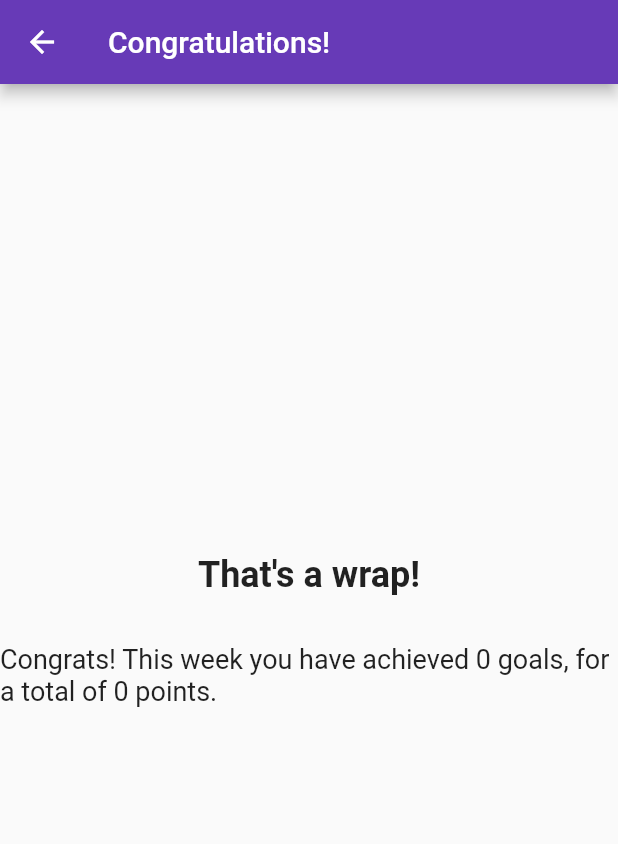
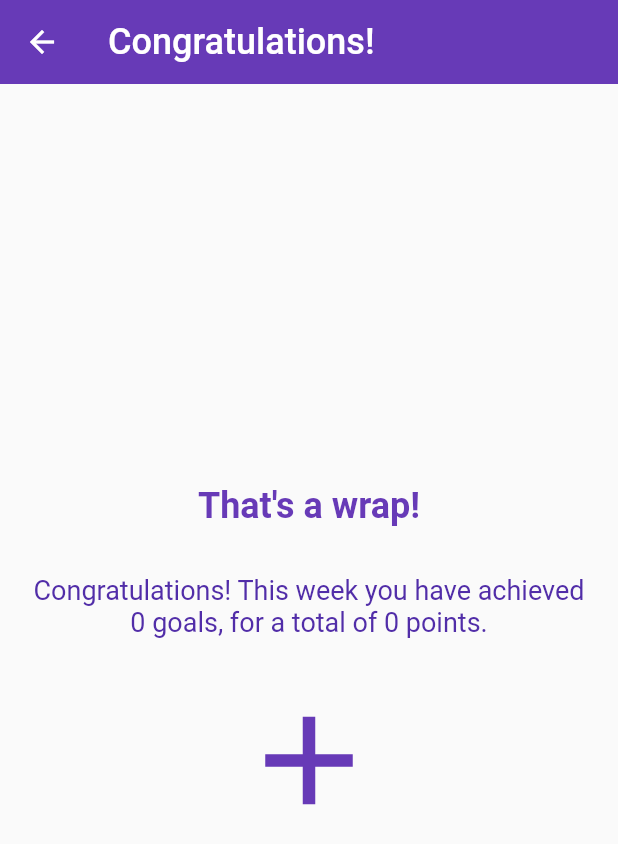
Before and after one commit to rishav-c1/drp31, a Flutter app: the WeeklyRecapPage screen opened directly, on a phone screen of 412 x 824 dp. Shown: the top 844 px of the screen. Run offline on Flutter 3.47's test engine with Material 2 defaults, Android fonts, the phone set to English and light mode, and no system bars; our stand-ins replace cloud_firestore, firebase_core; missing offline and left inert: dart:ffi; accounts and stored records are empty.

Commit message:
style: beautify weekly recap and remove confetti

```diff
--- a/lib/weeklyRecap.dart
+++ b/lib/weeklyRecap.dart
@@ -1,4 +1,3 @@
-import 'package:confetti/confetti.dart';
 import 'package:flutter/material.dart';
 import 'package:cloud_firestore/cloud_firestore.dart';
 
@@ -12,15 +11,15 @@ class WeeklyRecapPage extends StatefulWidget {
   State<WeeklyRecapPage> createState() => _WeeklyRecapPage();
 }
 
-class _WeeklyRecapPage extends State<WeeklyRecapPage> {
+class _WeeklyRecapPage extends State<WeeklyRecapPage> with SingleTickerProviderStateMixin {
   FirebaseFirestore db = FirebaseFirestore.instance;
-  late ConfettiController controller;
+  late AnimationController controller;
 
   @override
   void initState() {
     super.initState();
-    controller = ConfettiController(duration: Duration(seconds: 10));
-    controller.play();
+    controller = AnimationController(vsync: this, duration: Duration(seconds: 2));
+    controller.repeat(reverse: true);
   }
 
   @override
@@ -56,45 +55,58 @@ class _WeeklyRecapPage extends State<WeeklyRecapPage> {
   }
 
 
+
   @override
   Widget build(BuildContext context) {
     return Scaffold(
       appBar: AppBar(
-        title: const Text('Congratulations!'),
+        title: const Text('Congratulations!', style: TextStyle(fontFamily: 'Roboto', fontSize: 24, color: Colors.white)),
         backgroundColor: Colors.deepPurple,
+        elevation: 0,
       ),
       body: Center(
+        child: Padding(
+          padding: const EdgeInsets.all(16.0),
           child: Column(
             mainAxisAlignment: MainAxisAlignment.center,
             children: <Widget>[
               const Text(
                 "That's a wrap!",
-              style: TextStyle(fontSize: 24, fontWeight: FontWeight.bold),
+                style: TextStyle(fontSize: 24, fontWeight: FontWeight.bold, fontFamily: 'Roboto', color: Colors.deepPurple),
               ),
               const SizedBox(height: 32),
               FutureBuilder<int>(
                 future: getUserCompleted(UserPage.userId),
                 builder: (BuildContext context, AsyncSnapshot<int> snapshot) {
                   if (snapshot.connectionState == ConnectionState.waiting) {
-                  return const CircularProgressIndicator();
+                    return const Center(
+                      child: CircularProgressIndicator(
+                        color: Colors.deepPurple,
+                      ),
+                    );
                   } else {
                     if (snapshot.hasError) {
-                    return Text('Error: ${snapshot.error}');
+                      return Text('Error: ${snapshot.error}', style: TextStyle(fontSize: 18, fontFamily: 'Roboto', color: Colors.red));
                     } else {
                       final completedGoals = snapshot.data;
                       return FutureBuilder<int>(
                         future: getUserPoints(UserPage.userId),
                         builder: (BuildContext context, AsyncSnapshot<int> snapshot) {
                           if (snapshot.connectionState == ConnectionState.waiting) {
-                          return const CircularProgressIndicator();
+                            return const Center(
+                              child: CircularProgressIndicator(
+                                color: Colors.deepPurple,
+                              ),
+                            );
                           } else {
                             if (snapshot.hasError) {
-                            return Text('Error: ${snapshot.error}');
+                              return Text('Error: ${snapshot.error}', style: TextStyle(fontSize: 18, fontFamily: 'Roboto', color: Colors.red));
                             } else {
                               final totalPoints = snapshot.data;
                               return Text(
-                              'Congrats! This week you have achieved $completedGoals goals, for a total of $totalPoints points.',
-                              style: const TextStyle(fontSize: 18),
+                                'Congratulations! This week you have achieved $completedGoals goals, for a total of $totalPoints points.',
+                                style: TextStyle(fontSize: 18, fontFamily: 'Roboto', color: Colors.deepPurple[700]),
+                                textAlign: TextAlign.center,
                               );
                             }
                           }
@@ -104,21 +116,15 @@ class _WeeklyRecapPage extends State<WeeklyRecapPage> {
                   }
                 },
               ),
-            const SizedBox(height: 8),
               const SizedBox(height: 32),
-            // ConfettiWidget(
-            //   confettiController: controller,
-            //   blastDirectionality: BlastDirectionality.explosive,
-            //   shouldLoop: true,
-            //   colors: const [
-            //     Colors.green,
-            //     Colors.blue,
-            //     Colors.orange,
-            //     Colors.purple,
-            //     Colors.yellow,
-            //   ],
-            // ),
+              AnimatedIcon(
+                icon: AnimatedIcons.event_add,
+                progress: controller,
+                size: 100,
+                color: Colors.deepPurple,
+              ),
             ],
+          ),
         ),
       ),
     );
```
Lines whose indentation alone changed are shown as unchanged.
